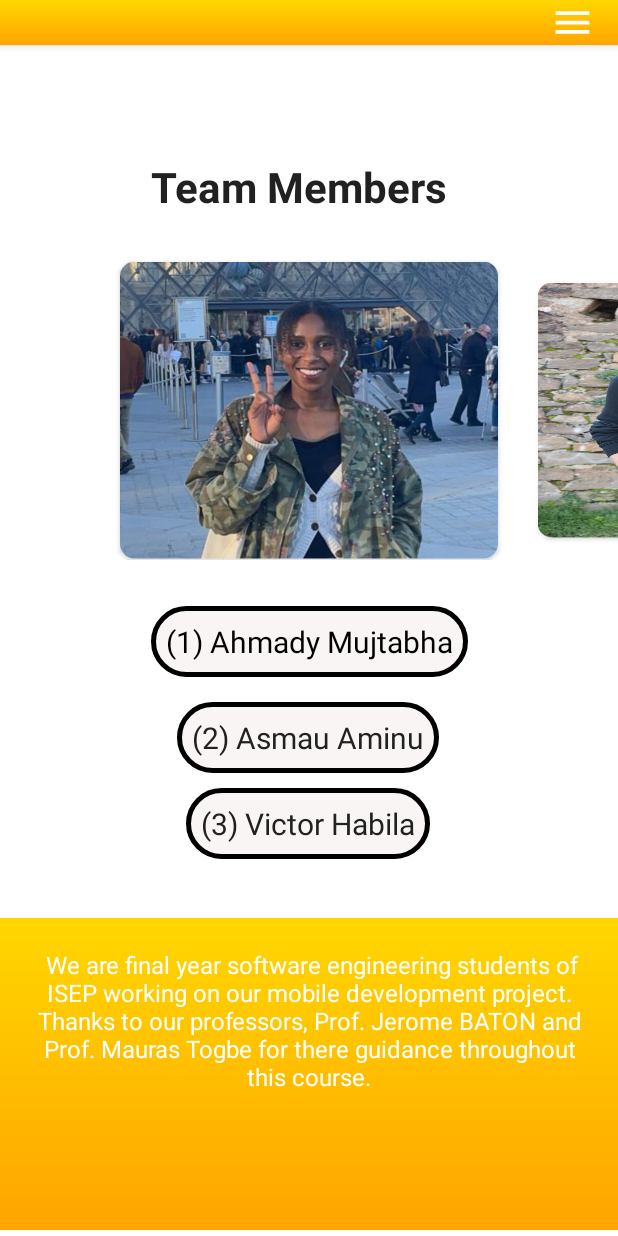
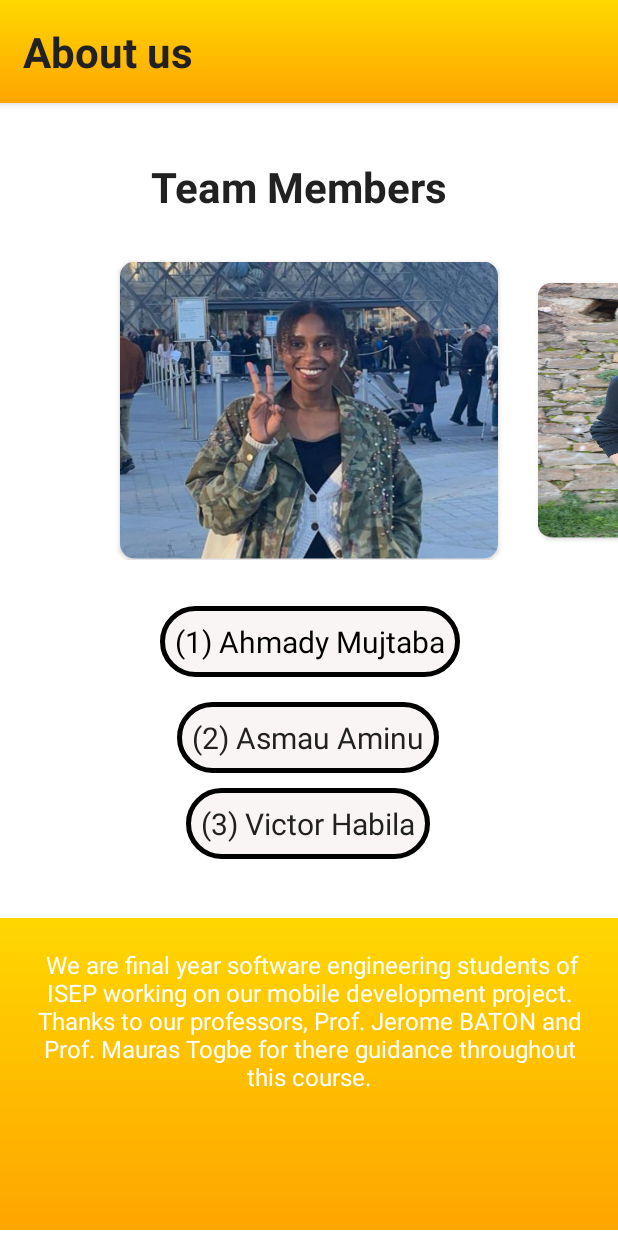
Before and after one commit to ahmadysayed/Kotlin-WorkOutApp, an Android app: the MainHome screen opened directly, with no data from a screen before it, on a phone screen of 412 x 824 dp. Run offline under Robolectric (Android 15) with nearby library versions, the phone set to English and light mode, and no system bars; our stand-ins replace sdp/ssp sizes.

Commit message:
further updates

```diff
--- a/app/src/main/res/layout/activity_main_home.xml
+++ b/app/src/main/res/layout/activity_main_home.xml
@@ -5,6 +5,7 @@
     android:layout_width="match_parent"
     android:layout_height="match_parent">
     <!-- Header Layout -->
+
     <androidx.constraintlayout.widget.ConstraintLayout
         android:id="@+id/layoutHeader"
         android:layout_width="match_parent"
@@ -14,31 +15,36 @@
         app:layout_constraintTop_toTopOf="parent">
 
         <!-- Header Text -->
+        <TextView
+            android:id="@+id/textHello"
+            android:layout_width="wrap_content"
+            android:layout_height="wrap_content"
+            android:layout_marginStart="15dp"
+            android:layout_marginTop="15dp"
+            android:text="About us"
+            android:textColor="@color/primary_text"
+            android:textSize="28sp"
+            android:textStyle="bold"
+            app:layout_constraintStart_toStartOf="parent"
+            app:layout_constraintTop_toTopOf="parent" />
 
 
-        <ImageView
-            android:id="@+id/imageMenu"
-            android:layout_width="30dp"
-            android:layout_height="30dp"
-            android:layout_marginEnd="15dp"
-            android:contentDescription="@string/app_name"
-            android:src="@drawable/baseline_menu_24"
-            app:layout_constraintEnd_toEndOf="parent"
-            app:tint="@color/white"
-            tools:layout_editor_absoluteY="19dp" />
 
         <!-- Search Bar Layout -->
         <LinearLayout
             android:layout_width="match_parent"
             android:layout_height="wrap_content"
+            android:layout_marginTop="15dp"
             android:background="@drawable/rounded_edittext_background"
             android:orientation="horizontal"
-            app:layout_constraintEnd_toEndOf="parent"
+            app:layout_constraintTop_toBottomOf="@id/textHello"
             app:layout_constraintStart_toStartOf="parent"
-            tools:layout_editor_absoluteY="68dp">
+            app:layout_constraintEnd_toEndOf="parent">
 
 
         </LinearLayout>
+
+
     </androidx.constraintlayout.widget.ConstraintLayout>
 
     <TextView
@@ -72,7 +78,7 @@
         android:id="@+id/saeed"
         android:layout_width="wrap_content"
         android:layout_height="wrap_content"
-        android:text="(1) Ahmady Mujtabha"
+        android:text="(1) Ahmady Mujtaba"
         android:padding="10dp"
         android:background="@drawable/button_ji"
         android:textColor="@color/black"
```
Also changed, not shown: app/src/main/res/layout/activity_contact_us.xml (+1 -11 lines), app/src/main/res/layout/fragment_exercise_details.xml (+8 -19 lines).
